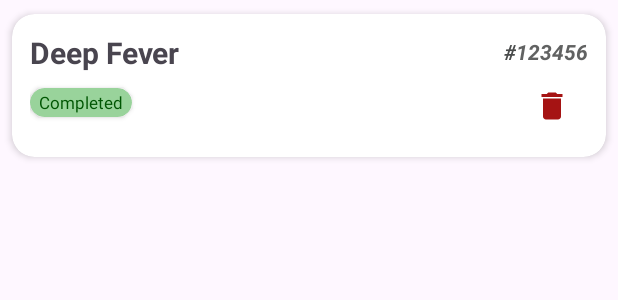
After one commit to navneet-raj-karn/Grievify, an Android app: the layout complaint_box.xml on its own in the app's theme, with its tools: preview values and no code run, on a phone screen of 412 x 824 dp. The commit adds this screen. Shown: the top 300 px of the screen. Run offline under Robolectric (Android 15) with nearby library versions, the phone set to English and light mode, and no system bars.

Commit message:
Add: Complaint recycler layout

```diff
--- a/app/src/main/AndroidManifest.xml
+++ b/app/src/main/AndroidManifest.xml
@@ -12,11 +12,11 @@
         android:theme="@style/Theme.Grievify"
         tools:targetApi="31">
         <activity
-            android:name=".SignUpActivity"
+            android:name=".ui.auth.SignUpActivity"
             android:exported="false"
-            android:parentActivityName=".LoginActivity"/>
+            android:parentActivityName=".ui.auth.LoginActivity"/>
         <activity
-            android:name=".LoginActivity"
+            android:name=".ui.auth.LoginActivity"
             android:exported="true">
             <intent-filter>
                 <action android:name="android.intent.action.MAIN" />
--- a/app/src/main/java/com/example/grievify/data/ComplainData.kt
+++ /dev/null
@@ -1,3 +0,0 @@
-package com.example.grievify.data
-
-data class ComplainData()
--- a/app/src/main/java/com/example/grievify/data/UserData.kt
+++ /dev/null
@@ -1,3 +0,0 @@
-package com.example.grievify.data
-
-data class UserData()
--- a/app/src/main/java/com/example/grievify/SignUpActivity.kt
+++ b/app/src/main/java/com/example/grievify/ui/auth/SignUpActivity.kt
@@ -1,4 +1,4 @@
-package com.example.grievify
+package com.example.grievify.ui.auth
 
 import androidx.appcompat.app.AppCompatActivity
 import android.os.Bundle
--- /dev/null
+++ b/app/src/main/res/drawable/baseline_delete_24.xml
@@ -0,0 +1,5 @@
+<vector android:height="24dp" android:tint="#A51313"
+    android:viewportHeight="24" android:viewportWidth="24"
+    android:width="24dp" xmlns:android="http://schemas.android.com/apk/res/android">
+    <path android:fillColor="@android:color/white" android:pathData="M6,19c0,1.1 0.9,2 2,2h8c1.1,0 2,-0.9 2,-2V7H6v12zM19,4h-3.5l-1,-1h-5l-1,1H5v2h14V4z"/>
+</vector>
--- a/app/src/main/res/layout/activity_login.xml
+++ b/app/src/main/res/layout/activity_login.xml
@@ -4,7 +4,7 @@
     xmlns:tools="http://schemas.android.com/tools"
     android:layout_width="match_parent"
     android:layout_height="match_parent"
-    tools:context=".LoginActivity"
+    tools:context=".ui.auth.LoginActivity"
     android:background="@drawable/background">
 
 
--- a/app/src/main/res/layout/activity_sign_up.xml
+++ b/app/src/main/res/layout/activity_sign_up.xml
@@ -4,7 +4,7 @@
     xmlns:tools="http://schemas.android.com/tools"
     android:layout_width="match_parent"
     android:layout_height="match_parent"
-    tools:context=".SignUpActivity"
+    tools:context=".ui.auth.SignUpActivity"
     android:background="@drawable/background">
 
     <androidx.cardview.widget.CardView
--- /dev/null
+++ b/app/src/main/res/layout/complaint_box.xml
@@ -0,0 +1,99 @@
+<?xml version="1.0" encoding="utf-8"?>
+<androidx.cardview.widget.CardView xmlns:android="http://schemas.android.com/apk/res/android"
+    xmlns:app="http://schemas.android.com/apk/res-auto"
+    android:layout_width="match_parent"
+    android:layout_height="wrap_content"
+    app:cardBackgroundColor="@color/white"
+    app:cardCornerRadius="15dp"
+    app:cardElevation="3dp"
+    app:cardPreventCornerOverlap="true"
+    app:cardUseCompatPadding="true">
+
+    <LinearLayout
+        android:layout_width="match_parent"
+        android:layout_height="wrap_content"
+        android:orientation="vertical"
+        android:layout_margin="12sp">
+        <LinearLayout
+            android:layout_width="wrap_content"
+            android:layout_height="wrap_content">
+        <TextView
+            android:layout_width="wrap_content"
+            android:layout_height="wrap_content"
+            android:text="Deep Fever"
+            android:textStyle="bold"
+            android:textSize="20sp"/>
+            <View
+                android:layout_width="0dp"
+                android:layout_height="0dp"
+                android:layout_weight="1" />
+            <LinearLayout
+                android:layout_width="wrap_content"
+                android:layout_height="wrap_content"
+                android:layout_marginTop="3dp">
+
+
+
+                <TextView
+                    android:layout_width="wrap_content"
+                    android:layout_height="wrap_content"
+                    android:text="#"
+                    android:textStyle="italic|bold"
+                    android:textColor="#494B4B"
+                    android:gravity="right"
+                    />
+                <TextView
+                    android:layout_width="wrap_content"
+                    android:layout_height="wrap_content"
+                    android:textColor="#616262"
+                    android:textStyle="italic|bold"
+                    android:text="123456"
+                    android:gravity="right"
+                    />
+
+            </LinearLayout>
+        </LinearLayout>
+        <LinearLayout
+            android:layout_width="match_parent"
+            android:layout_height="wrap_content"
+            android:orientation="horizontal">
+
+            <androidx.cardview.widget.CardView
+            android:layout_width="wrap_content"
+            android:layout_height="wrap_content"
+            android:layout_marginTop="10sp"
+            app:cardBackgroundColor="#99D39B"
+            app:cardCornerRadius="12sp">
+            <TextView
+                android:layout_width="wrap_content"
+                android:layout_height="wrap_content"
+                android:text="Completed"
+                android:textColor="#005603"
+                android:layout_marginStart="6dp"
+                android:layout_marginTop="2sp"
+                android:layout_marginBottom="2sp"
+                android:layout_marginEnd="6dp"
+                android:textStyle="normal"
+                android:textSize="11sp"/>
+
+
+
+
+        </androidx.cardview.widget.CardView>
+            <View
+                android:layout_width="0dp"
+                android:layout_height="0dp"
+                android:layout_weight="1" />
+            <ImageButton
+                android:layout_width="wrap_content"
+                android:layout_height="wrap_content"
+                android:src="@drawable/baseline_delete_24"
+                android:backgroundTint="#ffffff"
+                android:layout_gravity="right"
+                />
+
+        </LinearLayout>
+
+    </LinearLayout>
+
+</androidx.cardview.widget.CardView>
--- a/app/src/main/res/values/strings.xml
+++ b/app/src/main/res/values/strings.xml
@@ -1,3 +1,5 @@
 <resources>
     <string name="app_name">Grievify</string>
+    <!-- TODO: Remove or change this placeholder text -->
+    <string name="hello_blank_fragment">Hello blank fragment</string>
 </resources>
```
Also changed, not shown: app/src/main/java/com/example/grievify/data/TicketData.kt (added, +18 -0 lines), app/src/main/java/com/example/grievify/ui/auth/LoginActivity.kt (renamed from app/src/main/java/com/example/grievify/LoginActivity.kt, +4 -3 lines), app/src/main/java/com/example/grievify/ui/main/FragmentComplainList.kt (added, +20 -0 lines), app/src/main/res/layout/fragment_complain_list.xml (added, +15 -0 lines).
